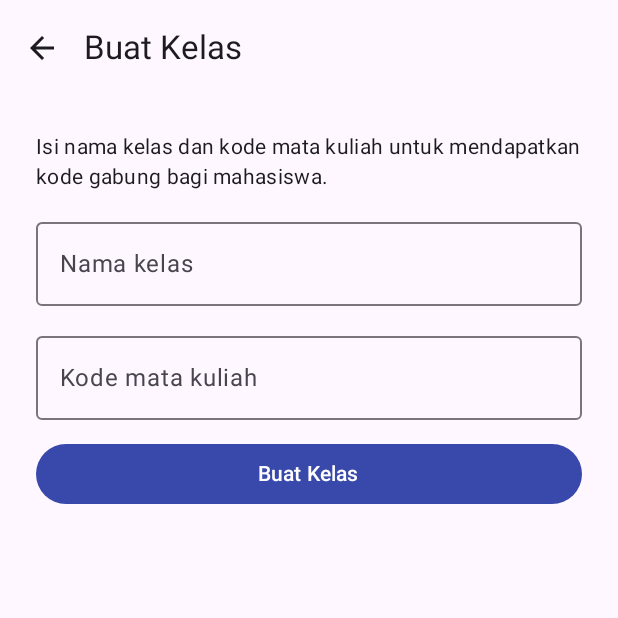
After one commit to ccrepez/Unmute, an Android app built with Jetpack Compose: the CreateClassroomScreen screen opened through its navigation route, on a phone screen of 412 x 824 dp, the top half of it. The commit adds this screen. Run offline under Robolectric (Android 15) with nearby library versions, the phone set to English and light mode, and no system bars; our stand-ins replace Firebase (no records; nobody signed in at launch, a user with empty details on screens opened directly); network calls fail; 1 statement that could not run was skipped.

Commit message:
Add CreateClassroom and JoinClassroom screens wired to classrooms API

```diff
--- /dev/null
+++ b/UnmuteApp/app/src/main/java/com/unmute/app/data/remote/ClassroomApiService.kt
@@ -0,0 +1,16 @@
+package com.unmute.app.data.remote
+
+import com.unmute.app.data.model.CreateClassroomRequest
+import com.unmute.app.data.model.CreateClassroomResponse
+import com.unmute.app.data.model.JoinClassroomRequest
+import com.unmute.app.data.model.JoinClassroomResponse
+import retrofit2.http.Body
+import retrofit2.http.POST
+
+interface ClassroomApiService {
+    @POST("classrooms")
+    suspend fun createClassroom(@Body body: CreateClassroomRequest): ApiResponse<CreateClassroomResponse>
+
+    @POST("classrooms/join")
+    suspend fun joinClassroom(@Body body: JoinClassroomRequest): ApiResponse<JoinClassroomResponse>
+}
--- a/UnmuteApp/app/src/main/java/com/unmute/app/data/remote/RetrofitClient.kt
+++ b/UnmuteApp/app/src/main/java/com/unmute/app/data/remote/RetrofitClient.kt
@@ -24,4 +24,5 @@ object RetrofitClient {
 
     val notesApi: NotesApiService = retrofit.create(NotesApiService::class.java)
     val userApi: UserApiService = retrofit.create(UserApiService::class.java)
+    val classroomApi: ClassroomApiService = retrofit.create(ClassroomApiService::class.java)
 }
--- /dev/null
+++ b/UnmuteApp/app/src/main/java/com/unmute/app/ui/classroom/CreateClassroomScreen.kt
@@ -0,0 +1,176 @@
+package com.unmute.app.ui.classroom
+
+import android.content.ClipData
+import android.content.ClipboardManager
+import android.content.Context
+import androidx.compose.foundation.layout.Arrangement
+import androidx.compose.foundation.layout.Column
+import androidx.compose.foundation.layout.fillMaxSize
+import androidx.compose.foundation.layout.fillMaxWidth
+import androidx.compose.foundation.layout.imePadding
+import androidx.compose.foundation.layout.padding
+import androidx.compose.foundation.layout.size
+import androidx.compose.foundation.rememberScrollState
+import androidx.compose.foundation.text.KeyboardOptions
+import androidx.compose.foundation.verticalScroll
+import androidx.compose.material.icons.Icons
+import androidx.compose.material.icons.automirrored.filled.ArrowBack
+import androidx.compose.material3.Button
+import androidx.compose.material3.Card
+import androidx.compose.material3.CircularProgressIndicator
+import androidx.compose.material3.ExperimentalMaterial3Api
+import androidx.compose.material3.Icon
+import androidx.compose.material3.IconButton
+import androidx.compose.material3.MaterialTheme
+import androidx.compose.material3.OutlinedButton
+import androidx.compose.material3.OutlinedTextField
+import androidx.compose.material3.Scaffold
+import androidx.compose.material3.Text
+import androidx.compose.material3.TopAppBar
+import androidx.compose.runtime.Composable
+import androidx.compose.runtime.getValue
+import androidx.compose.runtime.mutableStateOf
+import androidx.compose.runtime.remember
+import androidx.compose.runtime.setValue
+import androidx.compose.ui.Alignment
+import androidx.compose.ui.Modifier
+import androidx.compose.ui.platform.LocalContext
+import androidx.compose.ui.text.font.FontWeight
+import androidx.compose.ui.text.input.ImeAction
+import androidx.compose.ui.text.input.KeyboardCapitalization
+import androidx.compose.ui.unit.dp
+import androidx.compose.ui.unit.sp
+import androidx.lifecycle.compose.collectAsStateWithLifecycle
+import androidx.lifecycle.viewmodel.compose.viewModel
+
+@OptIn(ExperimentalMaterial3Api::class)
+@Composable
+fun CreateClassroomScreen(
+    onBack: () -> Unit,
+    viewModel: CreateClassroomViewModel = viewModel(),
+) {
+    val state by viewModel.uiState.collectAsStateWithLifecycle()
+    val context = LocalContext.current
+    var copied by remember(state.created?.joinCode) { mutableStateOf(false) }
+
+    Scaffold(
+        topBar = {
+            TopAppBar(
+                navigationIcon = {
+                    IconButton(onClick = onBack) {
+                        Icon(Icons.AutoMirrored.Filled.ArrowBack, contentDescription = "Kembali")
+                    }
+                },
+                title = { Text("Buat Kelas") },
+            )
+        },
+    ) { padding ->
+        Column(
+            Modifier
+                .fillMaxSize()
+                .padding(padding)
+                .imePadding()
+                .verticalScroll(rememberScrollState())
+                .padding(24.dp),
+            verticalArrangement = Arrangement.spacedBy(12.dp),
+        ) {
+            val created = state.created
+            if (created == null) {
+                Text(
+                    "Isi nama kelas dan kode mata kuliah untuk mendapatkan kode gabung bagi mahasiswa.",
+                    style = MaterialTheme.typography.bodyMedium,
+                )
+
+                OutlinedTextField(
+                    value = state.name,
+                    onValueChange = viewModel::onNameChange,
+                    label = { Text("Nama kelas") },
+                    placeholder = { Text("contoh: Pemrograman Bergerak A") },
+                    singleLine = true,
+                    enabled = !state.isLoading,
+                    keyboardOptions = KeyboardOptions(
+                        capitalization = KeyboardCapitalization.Words,
+                        imeAction = ImeAction.Next,
+                    ),
+                    modifier = Modifier.fillMaxWidth(),
+                )
+                OutlinedTextField(
+                    value = state.courseCode,
+                    onValueChange = viewModel::onCourseCodeChange,
+                    label = { Text("Kode mata kuliah") },
+                    placeholder = { Text("contoh: IF401") },
+                    singleLine = true,
+                    enabled = !state.isLoading,
+                    keyboardOptions = KeyboardOptions(
+                        capitalization = KeyboardCapitalization.Characters,
+                        imeAction = ImeAction.Done,
+                    ),
+                    modifier = Modifier.fillMaxWidth(),
+                )
+
+                state.error?.let {
+                    Text(it, color = MaterialTheme.colorScheme.error, style = MaterialTheme.typography.bodyMedium)
+                }
+
+                Button(
+                    onClick = viewModel::create,
+                    enabled = !state.isLoading,
+                    modifier = Modifier.fillMaxWidth(),
+                ) {
+                    if (state.isLoading) {
+                        CircularProgressIndicator(Modifier.size(20.dp), strokeWidth = 2.dp)
+                    } else {
+                        Text("Buat Kelas")
+                    }
+                }
+            } else {
+                Card(Modifier.fillMaxWidth()) {
+                    Column(
+                        Modifier.fillMaxWidth().padding(20.dp),
+                        horizontalAlignment = Alignment.CenterHorizontally,
+                        verticalArrangement = Arrangement.spacedBy(8.dp),
+                    ) {
+                        Text("Kelas berhasil dibuat", style = MaterialTheme.typography.titleMedium)
+                        Text(
+                            "${state.courseCode.trim()} — ${state.name.trim()}",
+                            style = MaterialTheme.typography.bodyMedium,
+                        )
+                        Text("Kode Gabung", style = MaterialTheme.typography.labelLarge)
+                        Text(
+                            created.joinCode,
+                            style = MaterialTheme.typography.headlineLarge.copy(
+                                fontWeight = FontWeight.Bold,
+                                letterSpacing = 4.sp,
+                            ),
+                        )
+                        Text(
+                            "Bagikan kode ini ke mahasiswa untuk bergabung ke kelas.",
+                            style = MaterialTheme.typography.bodySmall,
+                        )
+                    }
+                }
+
+                OutlinedButton(
+                    onClick = {
+                        copyToClipboard(context, created.joinCode)
+                        copied = true
+                    },
+                    modifier = Modifier.fillMaxWidth(),
+                ) {
+                    Text(if (copied) "Kode Tersalin" else "Salin Kode")
+                }
+                Button(onClick = onBack, modifier = Modifier.fillMaxWidth()) {
+                    Text("Selesai")
+                }
+                OutlinedButton(onClick = viewModel::resetForNew, modifier = Modifier.fillMaxWidth()) {
+                    Text("Buat Kelas Lagi")
+                }
+            }
+        }
+    }
+}
+
+private fun copyToClipboard(context: Context, text: String) {
+    val clipboard = context.getSystemService(Context.CLIPBOARD_SERVICE) as? ClipboardManager ?: return
+    clipboard.setPrimaryClip(ClipData.newPlainText("Kode Kelas Unmute", text))
+}
--- /dev/null
+++ b/UnmuteApp/app/src/main/java/com/unmute/app/ui/classroom/CreateClassroomViewModel.kt
@@ -0,0 +1,57 @@
+package com.unmute.app.ui.classroom
+
+import androidx.lifecycle.ViewModel
+import androidx.lifecycle.viewModelScope
+import com.unmute.app.data.model.CreateClassroomResponse
+import com.unmute.app.data.repository.ClassroomRepository
+import kotlinx.coroutines.flow.MutableStateFlow
+import kotlinx.coroutines.flow.StateFlow
+import kotlinx.coroutines.flow.asStateFlow
+import kotlinx.coroutines.flow.update
+import kotlinx.coroutines.launch
+
+data class CreateClassroomUiState(
+    val name: String = "",
+    val courseCode: String = "",
+    val isLoading: Boolean = false,
+    val error: String? = null,
+    val created: CreateClassroomResponse? = null,
+)
+
+class CreateClassroomViewModel(
+    private val repository: ClassroomRepository = ClassroomRepository(),
+) : ViewModel() {
+
+    private val _uiState = MutableStateFlow(CreateClassroomUiState())
+    val uiState: StateFlow<CreateClassroomUiState> = _uiState.asStateFlow()
+
+    fun onNameChange(value: String) = _uiState.update { it.copy(name = value, error = null) }
+
+    fun onCourseCodeChange(value: String) = _uiState.update { it.copy(courseCode = value, error = null) }
+
+    fun create() {
+        val state = _uiState.value
+        val name = state.name.trim()
+        val courseCode = state.courseCode.trim()
+        val error = when {
+            name.isEmpty() -> "Nama kelas wajib diisi"
+            courseCode.isEmpty() -> "Kode mata kuliah wajib diisi"
+            else -> null
+        }
+        if (error != null) {
+            _uiState.update { it.copy(error = error) }
+            return
+        }
+
+        _uiState.update { it.copy(isLoading = true, error = null) }
+        viewModelScope.launch {
+            repository.createClassroom(name, courseCode)
+                .onSuccess { res -> _uiState.update { it.copy(isLoading = false, created = res) } }
+                .onFailure { e -> _uiState.update { it.copy(isLoading = false, error = e.message) } }
+        }
+    }
+
+    fun resetForNew() {
+        _uiState.value = CreateClassroomUiState()
+    }
+}
--- a/UnmuteApp/app/src/main/java/com/unmute/app/ui/navigation/UnmuteNavHost.kt
+++ b/UnmuteApp/app/src/main/java/com/unmute/app/ui/navigation/UnmuteNavHost.kt
@@ -11,16 +11,21 @@ import androidx.compose.material3.MaterialTheme
 import androidx.compose.material3.OutlinedButton
 import androidx.compose.material3.Text
 import androidx.compose.runtime.Composable
+import androidx.compose.runtime.getValue
 import androidx.compose.ui.Modifier
 import androidx.compose.ui.unit.dp
+import androidx.lifecycle.compose.collectAsStateWithLifecycle
 import androidx.navigation.compose.NavHost
 import androidx.navigation.compose.composable
 import androidx.navigation.compose.rememberNavController
 import androidx.navigation.toRoute
+import com.unmute.app.data.repository.CurrentUserStore
 import com.unmute.app.ui.auth.AccountStatusCard
 import com.unmute.app.ui.auth.LoginScreen
 import com.unmute.app.ui.auth.RegisterScreen
 import com.unmute.app.ui.caption.CaptionLiveScreen
+import com.unmute.app.ui.classroom.CreateClassroomScreen
+import com.unmute.app.ui.classroom.JoinClassroomScreen
 import com.unmute.app.ui.notes.LectureNotesScreen
 import com.unmute.app.ui.speechtest.SpeechTestScreen
 import kotlinx.serialization.Serializable
@@ -43,6 +48,12 @@ data object LoginRoute
 @Serializable
 data object RegisterRoute
 
+@Serializable
+data object CreateClassroomRoute
+
+@Serializable
+data object JoinClassroomRoute
+
 @Composable
 fun UnmuteNavHost() {
     val navController = rememberNavController()
@@ -52,6 +63,8 @@ fun UnmuteNavHost() {
                 onSpeechTest = { navController.navigate(SpeechTestRoute) },
                 onStudent = { navController.navigate(CaptionLiveRoute("test")) },
                 onLogin = { navController.navigate(LoginRoute) },
+                onCreateClassroom = { navController.navigate(CreateClassroomRoute) },
+                onJoinClassroom = { navController.navigate(JoinClassroomRoute) },
             )
         }
         composable<CaptionLiveRoute> { entry ->
@@ -89,6 +102,12 @@ fun UnmuteNavHost() {
                 onRegistered = { navController.popBackStack<DevMenuRoute>(inclusive = false) },
             )
         }
+        composable<CreateClassroomRoute> {
+            CreateClassroomScreen(onBack = { navController.popBackStack() })
+        }
+        composable<JoinClassroomRoute> {
+            JoinClassroomScreen(onBack = { navController.popBackStack() })
+        }
     }
 }
 
@@ -97,7 +116,11 @@ private fun DevMenuScreen(
     onSpeechTest: () -> Unit,
     onStudent: () -> Unit,
     onLogin: () -> Unit = {},
+    onCreateClassroom: () -> Unit = {},
+    onJoinClassroom: () -> Unit = {},
 ) {
+    val profile by CurrentUserStore.profile.collectAsStateWithLifecycle()
+
     Column(
         Modifier
             .fillMaxSize()
@@ -107,6 +130,11 @@ private fun DevMenuScreen(
     ) {
         Text("Unmute (mode tes)", style = MaterialTheme.typography.headlineSmall)
         AccountStatusCard(onLogin = onLogin)
+        if (profile?.isLecturer == true) {
+            Button(onClick = onCreateClassroom, modifier = Modifier.fillMaxWidth()) { Text("Buat Kelas") }
+        } else if (profile != null) {
+            Button(onClick = onJoinClassroom, modifier = Modifier.fillMaxWidth()) { Text("Gabung Kelas") }
+        }
         Button(onClick = onSpeechTest, modifier = Modifier.fillMaxWidth()) { Text("Tes Pengenal Suara") }
         OutlinedButton(onClick = onStudent, modifier = Modifier.fillMaxWidth()) { Text("Masuk sebagai Mahasiswa") }
     }
```
Also changed, not shown: UnmuteApp/app/src/main/java/com/unmute/app/data/model/ClassroomModels.kt (added, +25 -0 lines), UnmuteApp/app/src/main/java/com/unmute/app/data/repository/ClassroomRepository.kt (added, +35 -0 lines), UnmuteApp/app/src/main/java/com/unmute/app/ui/classroom/JoinClassroomScreen.kt (added, +115 -0 lines), UnmuteApp/app/src/main/java/com/unmute/app/ui/classroom/JoinClassroomViewModel.kt (added, +46 -0 lines).
